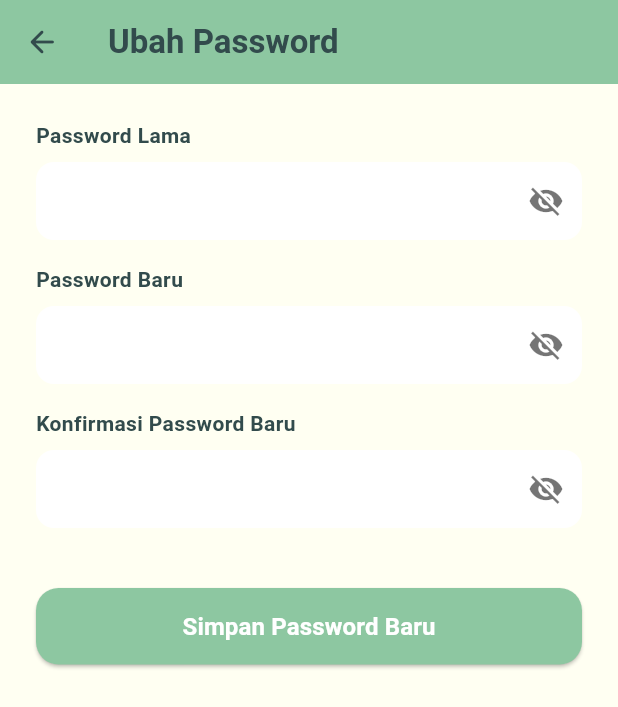
After one commit to ainunnawawi/mobile-bank-sampah-sampang-kab-sampang, a Flutter app: the ChangePasswordScreen screen opened directly, on a phone screen of 412 x 824 dp. The commit adds this screen. Shown: the top 707 px of the screen. Run offline on Flutter 3.47's test engine with Material 3 defaults, Android fonts, the phone set to English and light mode, and no system bars; our stand-ins replace flutter_secure_storage; accounts and stored records are empty.

Commit message:
feat: slicing UI sementara edit profile, dan ubah password

```diff
--- /dev/null
+++ b/lib/screens/profile/change_password_screen.dart
@@ -0,0 +1,135 @@
+import 'package:flutter/material.dart';
+import '../../utils/app_colors.dart';
+import '../../services/api_service.dart';
+
+class ChangePasswordScreen extends StatefulWidget {
+  const ChangePasswordScreen({super.key});
+
+  @override
+  State<ChangePasswordScreen> createState() => _ChangePasswordScreenState();
+}
+
+class _ChangePasswordScreenState extends State<ChangePasswordScreen> {
+  final _oldPasswordController = TextEditingController();
+  final _newPasswordController = TextEditingController();
+  final _confirmPasswordController = TextEditingController();
+
+  bool _isOldVisible = false;
+  bool _isNewVisible = false;
+  bool _isConfirmVisible = false;
+  bool _isLoading = false;
+
+  @override
+  void dispose() {
+    _oldPasswordController.dispose();
+    _newPasswordController.dispose();
+    _confirmPasswordController.dispose();
+    super.dispose();
+  }
+
+  Future<void> _handleChangePassword() async {
+    if (_oldPasswordController.text.isEmpty ||
+        _newPasswordController.text.isEmpty ||
+        _confirmPasswordController.text.isEmpty) {
+      ScaffoldMessenger.of(context).showSnackBar(
+        const SnackBar(content: Text('Harap isi semua kolom password'), backgroundColor: Colors.orange),
+      );
+      return;
+    }
+
+    if (_newPasswordController.text != _confirmPasswordController.text) {
+      ScaffoldMessenger.of(context).showSnackBar(
+        const SnackBar(content: Text('Password baru dan konfirmasi tidak cocok'), backgroundColor: Colors.red),
+      );
+      return;
+    }
+
+    setState(() => _isLoading = true);
+
+    // Simulasi ganti password API
+    await Future.delayed(const Duration(seconds: 1));
+
+    setState(() => _isLoading = false);
+
+    if (mounted) {
+      ScaffoldMessenger.of(context).showSnackBar(
+        const SnackBar(content: Text('Password berhasil diubah'), backgroundColor: Colors.green),
+      );
+      Navigator.pop(context);
+    }
+  }
+
+  @override
+  Widget build(BuildContext context) {
+    return Scaffold(
+      backgroundColor: AppColors.backgroundPage,
+      appBar: AppBar(
+        backgroundColor: AppColors.primarySage,
+        elevation: 0,
+        title: const Text('Ubah Password', style: TextStyle(color: AppColors.textDark, fontWeight: FontWeight.bold)),
+        leading: IconButton(
+          icon: const Icon(Icons.arrow_back_rounded, color: AppColors.textDark),
+          onPressed: () => Navigator.pop(context),
+        ),
+      ),
+      body: SingleChildScrollView(
+        padding: const EdgeInsets.all(24.0),
+        child: Column(
+          crossAxisAlignment: CrossAxisAlignment.stretch,
+          children: [
+            _buildPasswordField('Password Lama', _oldPasswordController, _isOldVisible, () {
+              setState(() => _isOldVisible = !_isOldVisible);
+            }),
+            const SizedBox(height: 16),
+            _buildPasswordField('Password Baru', _newPasswordController, _isNewVisible, () {
+              setState(() => _isNewVisible = !_isNewVisible);
+            }),
+            const SizedBox(height: 16),
+            _buildPasswordField('Konfirmasi Password Baru', _confirmPasswordController, _isConfirmVisible, () {
+              setState(() => _isConfirmVisible = !_isConfirmVisible);
+            }),
+            const SizedBox(height: 40),
+            ElevatedButton(
+              onPressed: _isLoading ? null : _handleChangePassword,
+              style: ElevatedButton.styleFrom(
+                backgroundColor: AppColors.primarySage,
+                padding: const EdgeInsets.symmetric(vertical: 14),
+                shape: RoundedRectangleBorder(borderRadius: BorderRadius.circular(15)),
+              ),
+              child: _isLoading
+                  ? const CircularProgressIndicator(color: Colors.white)
+                  : const Text('Simpan Password Baru', style: TextStyle(fontSize: 16, fontWeight: FontWeight.bold, color: Colors.white)),
+            ),
+          ],
+        ),
+      ),
+    );
+  }
+
+  Widget _buildPasswordField(String label, TextEditingController controller, bool isVisible, VoidCallback onToggle) {
+    return Column(
+      crossAxisAlignment: CrossAxisAlignment.start,
+      children: [
+        Text(label, style: const TextStyle(fontWeight: FontWeight.w600, color: AppColors.textDark)),
+        const SizedBox(height: 8),
+        TextField(
+          controller: controller,
+          obscureText: !isVisible,
+          decoration: InputDecoration(
+            filled: true,
+            fillColor: Colors.white,
+            contentPadding: const EdgeInsets.symmetric(horizontal: 16, vertical: 14),
+            suffixIcon: IconButton(
+              icon: Icon(isVisible ? Icons.visibility : Icons.visibility_off, color: Colors.black54),
+              onPressed: onToggle,
+            ),
+            border: OutlineInputBorder(
+              borderRadius: BorderRadius.circular(12),
+              borderSide: BorderSide.none,
+            ),
+          ),
+        ),
+      ],
+    );
+  }
+}
```
Also changed, not shown: lib/screens/profile/edit_profile_screen.dart (added, +126 -0 lines), lib/screens/profile/profile_screen.dart (+24 -3 lines), lib/screens/penarikan/riwayat_penarikan_screen.dart (added).
